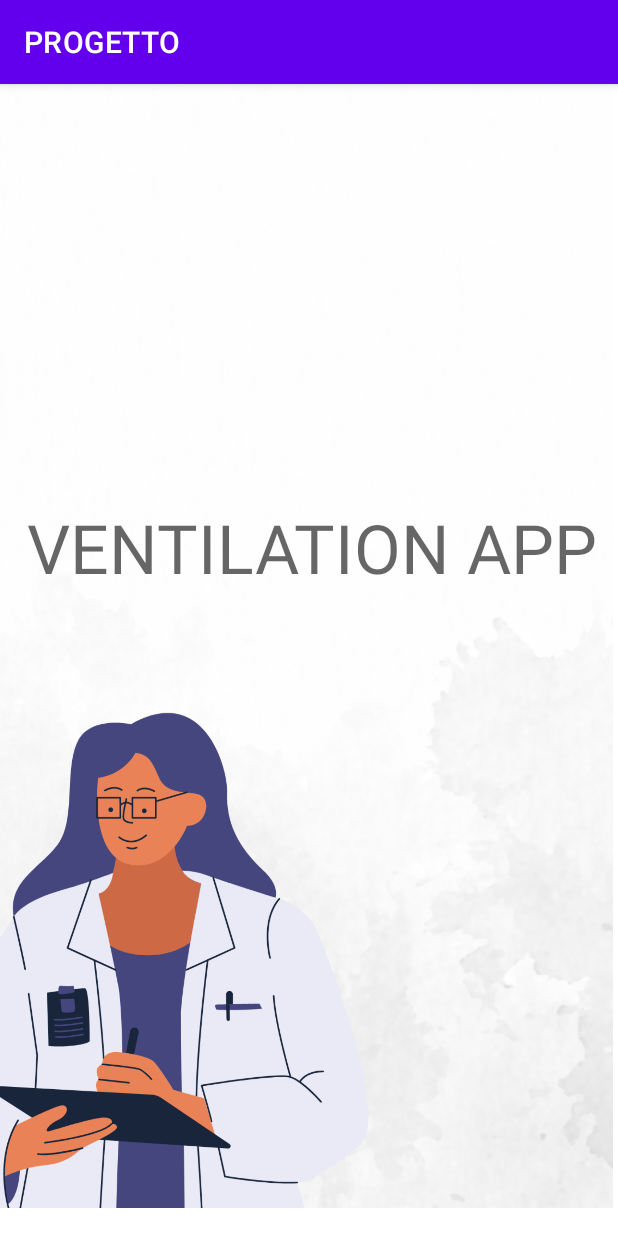
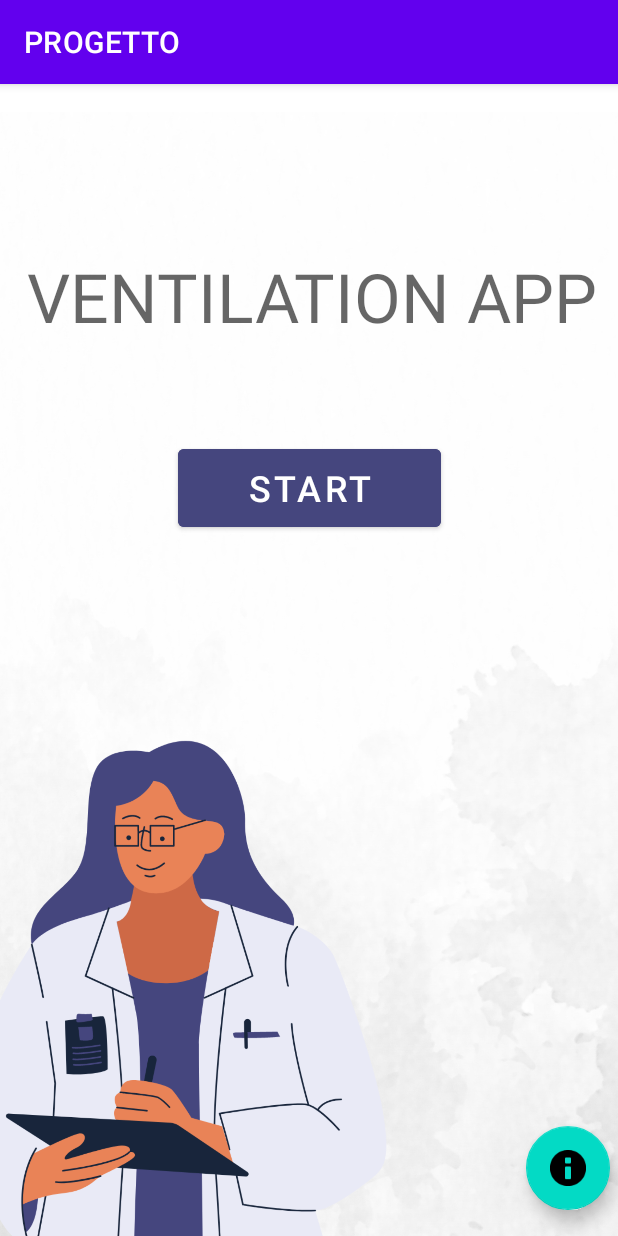
Before and after one commit to saranotomillefiori/PROGETTOAPP, an Android app: the screen it shows after launch (MainActivity), on a phone screen of 412 x 824 dp. Run offline under Robolectric (Android 15) with nearby library versions, the phone set to English and light mode, and no system bars.

Commit message:
nuove modifiche

```diff
--- a/app/build.gradle
+++ b/app/build.gradle
@@ -26,6 +26,9 @@ android {
         sourceCompatibility JavaVersion.VERSION_1_8
         targetCompatibility JavaVersion.VERSION_1_8
     }
+    buildFeatures {
+        viewBinding true
+    }
 }
 
 dependencies {
@@ -33,6 +36,8 @@ dependencies {
     implementation 'androidx.appcompat:appcompat:1.6.1'
     implementation 'com.google.android.material:material:1.8.0'
     implementation 'androidx.constraintlayout:constraintlayout:2.1.4'
+    implementation 'androidx.navigation:navigation-fragment:2.5.3'
+    implementation 'androidx.navigation:navigation-ui:2.5.3'
     testImplementation 'junit:junit:4.13.2'
     androidTestImplementation 'androidx.test.ext:junit:1.1.5'
     androidTestImplementation 'androidx.test.espresso:espresso-core:3.5.1'
--- a/app/src/main/AndroidManifest.xml
+++ b/app/src/main/AndroidManifest.xml
@@ -12,6 +12,9 @@
         android:theme="@style/Theme.PROGETTO"
         tools:targetApi="31">
         <activity
+            android:name=".MainActivity3"
+            android:exported="false" />
+        <activity
             android:name=".MainActivity"
             android:exported="true">
             <intent-filter>
--- a/app/src/main/java/com/example/progetto/MainActivity.java
+++ b/app/src/main/java/com/example/progetto/MainActivity.java
@@ -2,13 +2,36 @@ package com.example.progetto;
 
 import androidx.appcompat.app.AppCompatActivity;
 
+import android.content.Intent;
 import android.os.Bundle;
+import android.view.View;
+import android.widget.Button;
+
 
 public class MainActivity extends AppCompatActivity {
+//cambia nome al bottone qui:
+Button startbutton;
+
+
+
+
 
     @Override
     protected void onCreate(Bundle savedInstanceState) {
         super.onCreate(savedInstanceState);
         setContentView(R.layout.activity_main);
+
+        //BOTTONE trova il bottone//
+        startbutton = findViewById(R.id.startbutton);
+
+        // BOTTONE imposta azione quando il bottone viene cliccato tutto quello da qui in poi
+        startbutton.setOnClickListener(new View.OnClickListener() {
+     @Override
+    public void onClick(View v) {
+    Intent intent = new Intent(MainActivity.this, MainActivity3.class);
+    startActivity(intent);
     }
-}
+        });
+    // fino a qui ancora bottone
+        }
+    }
--- a/app/src/main/res/layout/activity_main.xml
+++ b/app/src/main/res/layout/activity_main.xml
@@ -17,17 +17,20 @@
         app:layout_constraintTop_toTopOf="parent" />
 
     <ImageView
-        android:id="@+id/imageView2"
+        android:id="@+id/background"
         android:layout_width="512dp"
         android:layout_height="749dp"
-        android:layout_marginEnd="4dp"
         android:scaleType="centerCrop"
+        app:layout_constraintBottom_toBottomOf="parent"
         app:layout_constraintEnd_toEndOf="parent"
-        app:srcCompat="@drawable/app2"
-        tools:layout_editor_absoluteY="-9dp" />
+        app:layout_constraintHorizontal_bias="0.92"
+        app:layout_constraintStart_toStartOf="parent"
+        app:layout_constraintTop_toTopOf="parent"
+        app:layout_constraintVertical_bias="1.0"
+        app:srcCompat="@drawable/app2" />
 
     <TextView
-        android:id="@+id/textView"
+        android:id="@+id/ventilationapptext"
         android:layout_width="wrap_content"
         android:layout_height="wrap_content"
         android:text="VENTILATION APP"
@@ -37,6 +40,37 @@
         app:layout_constraintHorizontal_bias="0.567"
         app:layout_constraintStart_toStartOf="parent"
         app:layout_constraintTop_toTopOf="parent"
-        app:layout_constraintVertical_bias="0.394" />
+        app:layout_constraintVertical_bias="0.157" />
+
+    <Button
+        android:id="@+id/startbutton"
+        android:layout_width="175dp"
+        android:layout_height="64dp"
+        android:layout_marginEnd="118dp"
+        android:backgroundTint="#45467E"
+        android:text="START"
+        android:textSize="24sp"
+        app:layout_constraintBottom_toBottomOf="parent"
+        app:layout_constraintEnd_toEndOf="parent"
+        app:layout_constraintHorizontal_bias="1.0"
+        app:layout_constraintStart_toStartOf="parent"
+        app:layout_constraintTop_toTopOf="parent"
+        app:layout_constraintVertical_bias="0.337" />
+
+    <com.google.android.material.floatingactionbutton.FloatingActionButton
+        android:id="@+id/floatingActionButton2"
+        android:layout_width="wrap_content"
+        android:layout_height="wrap_content"
+        android:clickable="true"
+        android:contentDescription="@string/next"
+        android:contextClickable="true"
+        android:focusable="true"
+        app:layout_constraintBottom_toBottomOf="parent"
+        app:layout_constraintEnd_toEndOf="@+id/background"
+        app:layout_constraintHorizontal_bias="0.963"
+        app:layout_constraintStart_toStartOf="parent"
+        app:layout_constraintTop_toTopOf="parent"
+        app:layout_constraintVertical_bias="0.976"
+        app:srcCompat="@android:drawable/ic_dialog_info" />
 
 </androidx.constraintlayout.widget.ConstraintLayout>
--- /dev/null
+++ b/app/src/main/res/values-land/dimens.xml
@@ -0,0 +1,3 @@
+<resources>
+    <dimen name="fab_margin">48dp</dimen>
+</resources>
--- /dev/null
+++ b/app/src/main/res/values-w1240dp/dimens.xml
@@ -0,0 +1,3 @@
+<resources>
+    <dimen name="fab_margin">200dp</dimen>
+</resources>
--- /dev/null
+++ b/app/src/main/res/values-w600dp/dimens.xml
@@ -0,0 +1,3 @@
+<resources>
+    <dimen name="fab_margin">48dp</dimen>
+</resources>
--- /dev/null
+++ b/app/src/main/res/values/dimens.xml
@@ -0,0 +1,3 @@
+<resources>
+    <dimen name="fab_margin">16dp</dimen>
+</resources>
```
Also changed, not shown: app/src/main/java/com/example/progetto/FirstFragment.java (added, +47 -0 lines), app/src/main/java/com/example/progetto/MainActivity3.java (added, +15 -0 lines), app/src/main/java/com/example/progetto/SecondFragment.java (added, +47 -0 lines), app/src/main/res/layout/activity_main3.xml (added, +186 -0 lines), app/src/main/res/layout/content_main.xml (added, +19 -0 lines), app/src/main/res/layout/fragment_first.xml (added, +28 -0 lines), app/src/main/res/layout/fragment_second.xml (added, +27 -0 lines), app/src/main/res/navigation/nav_graph.xml (added, +28 -0 lines), app/src/main/res/values/strings.xml (+18 -0 lines), app/src/main/res/values/themes.xml (+9 -0 lines).
